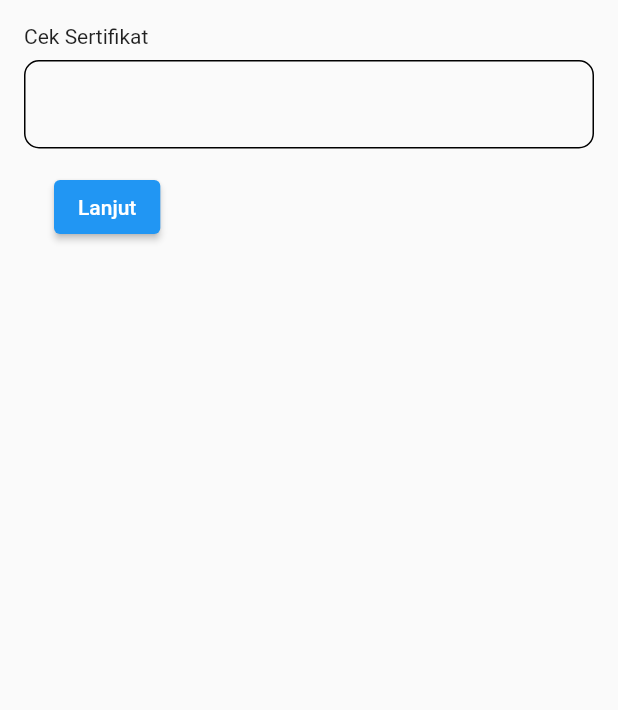
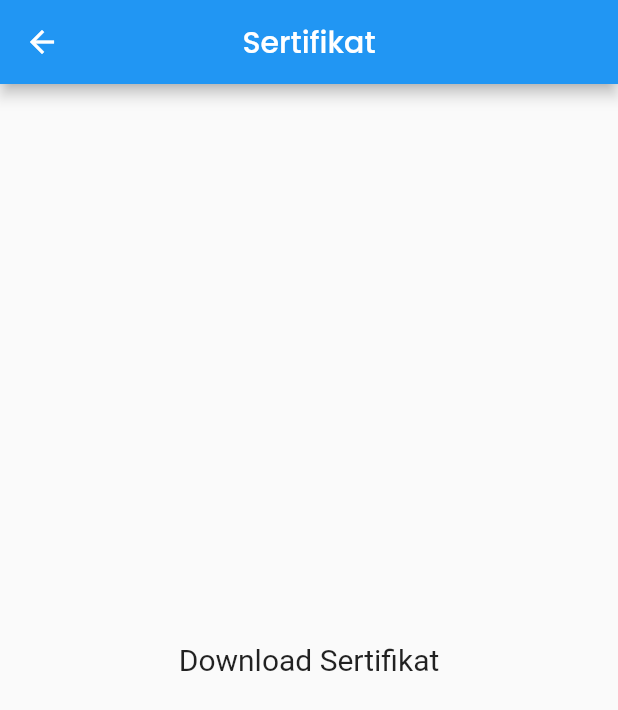
Before and after one commit to alfaisaldwi/capstone_project, a Flutter app: the CertificateView screen opened directly, after a tap on "Lanjut", on a phone screen of 412 x 824 dp. Shown: the top 710 px of the screen. Run offline on Flutter 3.47's test engine with Material 2 defaults, Android fonts, the phone set to English and light mode, and no system bars; our stand-ins replace carousel_slider, flutter_signin_button, google_fonts; missing offline and left inert: flutter_verification_code; network calls fail.

Commit message:
update view

```diff
--- a/lib/constant.dart
+++ b/lib/constant.dart
@@ -11,8 +11,8 @@ const kTreatedColor = Color.fromARGB(255, 239, 255, 15);
 const kInfectedColor = Color.fromARGB(255, 255, 139, 72);
 const kDeathColor = Color(0xFFFF4848);
 const kRecoverColor = Color(0xFF36C12C);
-final kShadowColor = const Color(0xFFB7B7B7).withOpacity(.16);
-final kActiveShadowColor = const Color(0xFF4056C6).withOpacity(.15);
+final kShadowColor = const Color(0xFFC1E9FF).withOpacity(.16);
+final kActiveShadowColor = const Color(0xFFC1E9FF).withOpacity(.15);
 
 // Text Style
 const kHeadingTextStyle = TextStyle(
--- a/lib/screen/cek_status_register/preview_status.dart
+++ b/lib/screen/cek_status_register/preview_status.dart
@@ -44,11 +44,11 @@ class _PreviewStatusState extends State<PreviewStatus> {
                       padding: const EdgeInsets.only(top: 12),
                       child: Container(
                         alignment: Alignment.center,
-                        width: 330,
+                        width: 340,
                         height: 30,
                         decoration: BoxDecoration(
                             color: Colors.blue,
-                            borderRadius: BorderRadius.all(Radius.circular(5))),
+                            borderRadius: BorderRadius.all(Radius.circular(10))),
                         child: Text(
                           "RS. Cipto Mangunkusumo",
                           style: GoogleFonts.poppins(
--- /dev/null
+++ b/lib/screen/certificate/certificate.dart
@@ -0,0 +1,31 @@
+import 'package:flutter/material.dart';
+import 'package:google_fonts/google_fonts.dart';
+
+class Certificate extends StatefulWidget {
+  Certificate({Key? key}) : super(key: key);
+
+  @override
+  State<Certificate> createState() => _CertificateState();
+}
+
+class _CertificateState extends State<Certificate> {
+  @override
+  Widget build(BuildContext context) {
+    return Scaffold(
+      appBar: AppBar(
+        title: Text('Sertifikat',
+          style: GoogleFonts.poppins(
+            color: Colors.white
+          ),
+        ),
+        centerTitle: true,
+      ),
+      body: Center(
+        child: Text(
+          'Download Sertifikat',
+          style: TextStyle(fontSize: 20),
+        ),
+      ),
+    );
+  }
+}
--- a/lib/screen/certificate/certificate_view.dart
+++ b/lib/screen/certificate/certificate_view.dart
@@ -1,4 +1,6 @@
+import 'package:capstone_project/screen/certificate/certificate.dart';
 import 'package:flutter/material.dart';
+import 'package:google_fonts/google_fonts.dart';
 
 class CertificateView extends StatefulWidget {
   CertificateView({Key? key}) : super(key: key);
@@ -11,15 +13,20 @@ class _CertificateViewState extends State<CertificateView> {
   @override
   Widget build(BuildContext context) {
     return Scaffold(
-      // appBar: AppBar(
-      //   title: const Text('Cek Sertifikat'),
-      // ),
+      appBar: AppBar(
+        title: Text('Cek Sertifikat',
+          style: GoogleFonts.poppins(
+            color: Colors.white
+          ),
+        ),
+        centerTitle: true,
+      ),
       body: Padding(
         padding: const EdgeInsets.all(16),
         child: ListView(
           children: [
             buildNIKField(),
-            buildButton(),
+            buildButton(context),
           ],
         ),
       ),
@@ -29,7 +36,12 @@ class _CertificateViewState extends State<CertificateView> {
   Widget buildNIKField() {
     final _certiController = TextEditingController();
     return Column(crossAxisAlignment: CrossAxisAlignment.start, children: [
-      const Text('Cek Sertifikat'),
+      Text(
+        'NIK',
+        style: GoogleFonts.poppins(
+          color: Colors.black
+        ),
+      ),
       const SizedBox(
         height: 8,
       ),
@@ -37,17 +49,17 @@ class _CertificateViewState extends State<CertificateView> {
         controller: _certiController,
         cursorColor: Colors.black,
         decoration: const InputDecoration(
-          hintText: '',
+          hintText: 'Masukkan NIK',
           enabledBorder: OutlineInputBorder(
             borderSide: BorderSide(color: Colors.black),
             borderRadius: BorderRadius.all(
-              Radius.circular(10),
+              Radius.circular(15),
             ),
           ),
           focusedBorder: OutlineInputBorder(
             borderSide: BorderSide(color: Colors.black),
             borderRadius: BorderRadius.all(
-              Radius.circular(10),
+              Radius.circular(15),
             ),
           ),
         ),
@@ -55,42 +67,33 @@ class _CertificateViewState extends State<CertificateView> {
     ]);
   }
 
-  Widget buildButton() {
-    return Positioned(
-      child: Container(
-        padding: const EdgeInsets.symmetric(horizontal: 20, vertical: 15),
-        height: 136,
-        child: Column(
-          crossAxisAlignment: CrossAxisAlignment.start,
-          mainAxisAlignment: MainAxisAlignment.spaceBetween,
-          children: <Widget>[
-            ElevatedButton(
-              child: const Text('Lanjut'),
-              onPressed: () {},
-            ),
-            // Text(
-            //   title,
-            //   style: kTitleTextstyle.copyWith(
-            //     fontSize: 16,
-            //   ),
-            // ),
-            // Expanded(
-            //   child: Text(
-            //     text,
-            //     maxLines: 4,
-            //     overflow: TextOverflow.ellipsis,
-            //     style: const TextStyle(
-            //       fontSize: 12,
-            //     ),
-            //   ),
-            // ),
-          ],
-        ),
-      ),
+  Widget buildButton(BuildContext context) {
+    return Container(
+      margin: const EdgeInsets.symmetric(vertical: 10),
+      child: ClipRRect(
+        child: ElevatedButton(
+          style: ElevatedButton.styleFrom(
+            shape: RoundedRectangleBorder(borderRadius: BorderRadius.circular(15),),
+            side: BorderSide(color : Color(0xFF1789BC), width: 1),
+            primary: Color.fromARGB(255, 255, 255, 255),
+            padding: const EdgeInsets.symmetric(vertical:20, horizontal: 40),
+          ),
+          child: Text(
+            'Lanjut',
+            style: TextStyle(color: Color(0xFF1789BC), fontSize: 14, fontWeight: FontWeight.w500),
+          ),
+          onPressed: () {
+            Navigator.push(
+              context,
+              MaterialPageRoute(
+                builder: (context) {
+                  return Certificate();
+                },
+              ),
+            );
+          },
+        )
+      )
     );
-    // ElevatedButton(
-    //   child: const Text('Lanjut'),
-    //   onPressed: () {},
-    // );
   }
 }
```
Also changed, not shown: lib/screen/article/article1_view.dart (+39 -4 lines), lib/screen/article/article2_view.dart (+22 -8 lines), lib/screen/cek_status_register/cek_status_view.dart (+2 -15 lines), lib/screen/cek_status_register/status_view.dart (+2 -22 lines), lib/screen/home/home_view.dart (+6 -11 lines).
